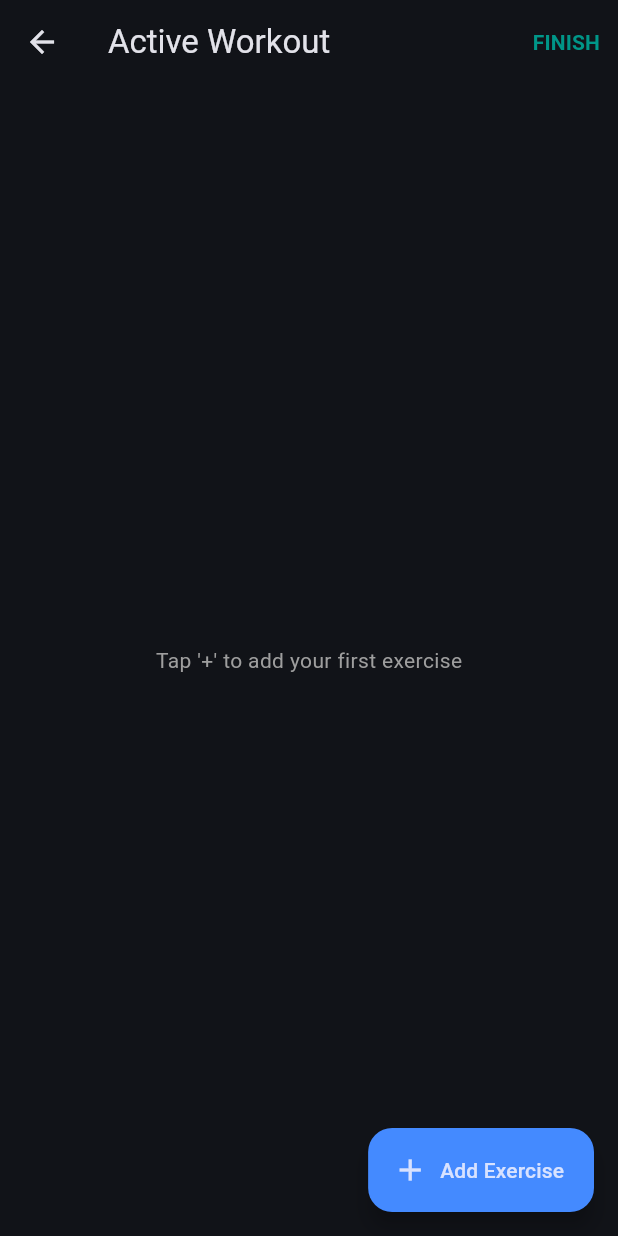
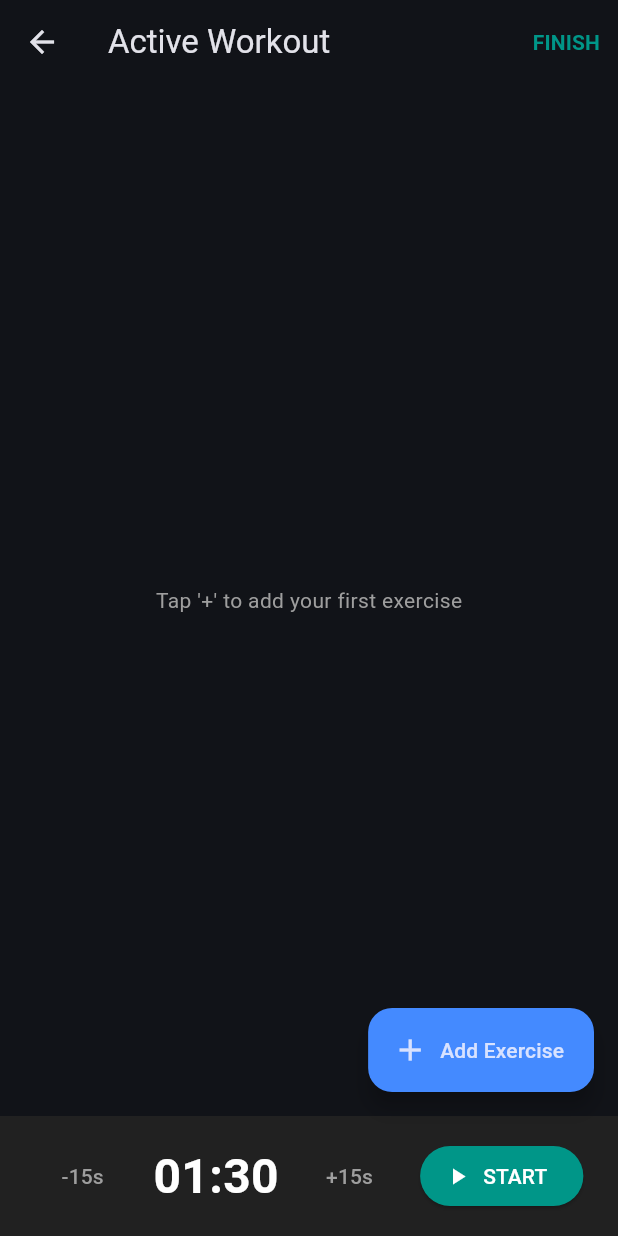
Before and after one commit to PeriKor19008/gym-tracker-app, a Flutter app: the ActiveWorkoutScreen screen opened directly, on a phone screen of 412 x 824 dp. Run offline on Flutter 3.47's test engine with Material 3 defaults, Android fonts, the light colour scheme and no system bars; our stand-ins replace fl_chart, sqflite; accounts and stored records are empty.

Commit message:
clock added

```diff
--- a/gym_tracker/lib/active_workout.dart
+++ b/gym_tracker/lib/active_workout.dart
@@ -1,9 +1,9 @@
 import 'package:flutter/material.dart';
 import 'package:flutter/services.dart';
+import 'dart:async'; // --- NEW: Required for the Timer ---
 import 'exercise_library.dart';
 import 'database_helper.dart';
 
-// Data model for a single set
 // Data model for a single set
 class WorkoutSet {
   TextEditingController weightController = TextEditingController();
@@ -14,22 +14,13 @@ class WorkoutSet {
 // Data model for an exercise added to the workout
 class ActiveExercise {
   final Map<String, dynamic> exerciseData;
-  List<WorkoutSet> sets = []; // Will be populated dynamically based on targets
+  List<WorkoutSet> sets = [WorkoutSet()];
 
-  ActiveExercise(this.exerciseData, {int targetSets = 3, int targetReps = 10}) {
-    // Automatically generate rows matching the target set count, pre-filling reps!
-    int setsCount = targetSets > 0 ? targetSets : 3;
-    String defaultReps = targetReps > 0 ? targetReps.toString() : '';
+  ActiveExercise(this.exerciseData);
+}
 
-    for (int i = 0; i < setsCount; i++) {
-      var workoutSet = WorkoutSet();
-      workoutSet.repsController.text = defaultReps; // Pre-fill target reps
-      sets.add(workoutSet);
-    }
-  }
-}
 class ActiveWorkoutScreen extends StatefulWidget {
-  final int? sessionId; // Optional session ID passed from a routine
+  final int? sessionId;
   const ActiveWorkoutScreen({super.key, this.sessionId});
 
   @override
@@ -39,30 +30,76 @@ class ActiveWorkoutScreen extends StatefulWidget {
 class _ActiveWorkoutScreenState extends State<ActiveWorkoutScreen> {
   final List<ActiveExercise> _workoutExercises = [];
 
+  // --- NEW: Timer State Variables ---
+  Timer? _restTimer;
+  int _restSeconds = 90; // Default rest time: 1m 30s
+  bool _isTimerRunning = false;
+
   @override
   void initState() {
     super.initState();
-    // If a sessionId was passed from a program, load those exercises automatically!
     if (widget.sessionId != null) {
       _loadRoutineExercises();
     }
   }
 
-  // Load pre-configured exercises from the template session
+  // --- NEW: Clean up the timer when leaving the screen ---
+  @override
+  void dispose() {
+    _restTimer?.cancel();
+    super.dispose();
+  }
+
+  // --- NEW: Timer Logic Methods ---
+  void _startTimer() {
+    if (_restTimer != null) _restTimer!.cancel();
+    setState(() => _isTimerRunning = true);
+
+    _restTimer = Timer.periodic(const Duration(seconds: 1), (timer) {
+      setState(() {
+        if (_restSeconds > 0) {
+          _restSeconds--;
+        } else {
+          _stopTimer();
+          // Optional: Add haptic feedback or a sound here later!
+        }
+      });
+    });
+  }
+
+  void _stopTimer() {
+    _restTimer?.cancel();
+    setState(() => _isTimerRunning = false);
+  }
+
+  void _resetTimer(int seconds) {
+    _stopTimer();
+    setState(() => _restSeconds = seconds);
+  }
+
+  void _adjustTimer(int seconds) {
+    setState(() {
+      _restSeconds += seconds;
+      if (_restSeconds < 0) _restSeconds = 0;
+    });
+  }
+
+  String _formatTime(int totalSeconds) {
+    int m = totalSeconds ~/ 60;
+    int s = totalSeconds % 60;
+    return '${m.toString().padLeft(2, '0')}:${s.toString().padLeft(2, '0')}';
+  }
+  // --------------------------------
+
   Future<void> _loadRoutineExercises() async {
     final exercisesData = await DatabaseHelper.instance.getSessionExercises(widget.sessionId!);
     setState(() {
       for (var exData in exercisesData) {
-        int tSets = int.tryParse(exData['target_sets']?.toString() ?? '3') ?? 3;
-        int tReps = int.tryParse(exData['target_reps']?.toString() ?? '10') ?? 10;
-
-        // Pass the targets into the ActiveExercise so it builds the correct number of rows
-        _workoutExercises.add(ActiveExercise(exData, targetSets: tSets, targetReps: tReps));
+        _workoutExercises.add(ActiveExercise(exData));
       }
     });
   }
 
-  // Launch library and wait for user to select an exercise
   Future<void> _addExercise() async {
     final selectedExercise = await Navigator.push(
       context,
@@ -93,7 +130,7 @@ class _ActiveWorkoutScreenState extends State<ActiveWorkoutScreen> {
 
       if (completedSets.isNotEmpty) {
         exercisesToSave.add({
-          'exercise_id': activeEx.exerciseData['id'],
+          'exercise_id': activeEx.exerciseData['id'] ?? activeEx.exerciseData['exercise_id'],
           'sets': completedSets,
         });
       }
@@ -104,18 +141,13 @@ class _ActiveWorkoutScreenState extends State<ActiveWorkoutScreen> {
       return;
     }
 
-    // Try to save, but catch any SQLite errors and show them on screen
     try {
       await DatabaseHelper.instance.saveWorkoutSession(exercisesToSave);
       if (mounted) Navigator.pop(context);
     } catch (e) {
       if (mounted) {
         ScaffoldMessenger.of(context).showSnackBar(
-          SnackBar(
-            content: Text('Database Error: $e'),
-            backgroundColor: Colors.red,
-            duration: const Duration(seconds: 4),
-          ),
+          SnackBar(content: Text('Database Error: $e'), backgroundColor: Colors.red),
         );
       }
     }
@@ -137,12 +169,47 @@ class _ActiveWorkoutScreenState extends State<ActiveWorkoutScreen> {
       body: _workoutExercises.isEmpty
           ? const Center(child: Text("Tap '+' to add your first exercise", style: TextStyle(color: Colors.grey)))
           : ListView.builder(
-        padding: const EdgeInsets.only(bottom: 80), // Space for floating button
+        padding: const EdgeInsets.only(bottom: 16),
         itemCount: _workoutExercises.length,
         itemBuilder: (context, exerciseIndex) {
           final activeExercise = _workoutExercises[exerciseIndex];
           return _buildExerciseCard(activeExercise);
         },
+      ),
+      // --- NEW: Persistent Rest Timer Banner ---
+      bottomNavigationBar: BottomAppBar(
+        color: Colors.grey[900],
+        padding: const EdgeInsets.symmetric(horizontal: 8.0, vertical: 8.0),
+        child: Row(
+          mainAxisAlignment: MainAxisAlignment.spaceEvenly,
+          children: [
+            TextButton(
+              onPressed: () => _adjustTimer(-15),
+              child: const Text('-15s', style: TextStyle(color: Colors.grey)),
+            ),
+            Text(
+              _formatTime(_restSeconds),
+              style: TextStyle(
+                fontSize: 32,
+                fontWeight: FontWeight.bold,
+                // Glows teal when running
+                color: _isTimerRunning ? Colors.tealAccent : Colors.white,
+              ),
+            ),
+            TextButton(
+              onPressed: () => _adjustTimer(15),
+              child: const Text('+15s', style: TextStyle(color: Colors.grey)),
+            ),
+            ElevatedButton.icon(
+              onPressed: _isTimerRunning ? _stopTimer : _startTimer,
+              icon: Icon(_isTimerRunning ? Icons.pause : Icons.play_arrow, color: Colors.white),
+              label: Text(_isTimerRunning ? 'PAUSE' : 'START', style: const TextStyle(color: Colors.white)),
+              style: ElevatedButton.styleFrom(
+                backgroundColor: _isTimerRunning ? Colors.orange : Colors.teal,
+              ),
+            ),
+          ],
+        ),
       ),
       floatingActionButton: FloatingActionButton.extended(
         onPressed: _addExercise,
@@ -150,6 +217,8 @@ class _ActiveWorkoutScreenState extends State<ActiveWorkoutScreen> {
         label: const Text('Add Exercise'),
         backgroundColor: Colors.blueAccent,
       ),
+      // Move FAB up slightly so it doesn't overlap the timer
+      floatingActionButtonLocation: FloatingActionButtonLocation.endFloat,
     );
   }
 
@@ -163,14 +232,11 @@ class _ActiveWorkoutScreenState extends State<ActiveWorkoutScreen> {
         child: Column(
           crossAxisAlignment: CrossAxisAlignment.stretch,
           children: [
-            // Header: Exercise Name
             Text(
               activeExercise.exerciseData['name'] ?? 'Exercise',
               style: const TextStyle(fontSize: 18, fontWeight: FontWeight.bold, color: Colors.blueAccent),
             ),
             const SizedBox(height: 12),
-
-            // Table Headers
             const Row(
               children: [
                 SizedBox(width: 40, child: Text('Set', style: TextStyle(color: Colors.grey, fontWeight: FontWeight.bold))),
@@ -181,7 +247,6 @@ class _ActiveWorkoutScreenState extends State<ActiveWorkoutScreen> {
             ),
             const Divider(color: Colors.grey),
 
-            // Dynamic Rows for Sets
             ...List.generate(activeExercise.sets.length, (setIndex) {
               final workoutSet = activeExercise.sets[setIndex];
               return Padding(
@@ -189,8 +254,6 @@ class _ActiveWorkoutScreenState extends State<ActiveWorkoutScreen> {
                 child: Row(
                   children: [
                     SizedBox(width: 40, child: Text('${setIndex + 1}', style: const TextStyle(fontWeight: FontWeight.bold))),
-
-                    // Weight Input
                     Expanded(
                       child: Container(
                         margin: const EdgeInsets.symmetric(horizontal: 8),
@@ -207,8 +270,6 @@ class _ActiveWorkoutScreenState extends State<ActiveWorkoutScreen> {
                         ),
                       ),
                     ),
-
-                    // Reps Input
                     Expanded(
                       child: Container(
                         margin: const EdgeInsets.symmetric(horizontal: 8),
@@ -225,8 +286,6 @@ class _ActiveWorkoutScreenState extends State<ActiveWorkoutScreen> {
                         ),
                       ),
                     ),
-
-                    // Checkbox
                     SizedBox(
                       width: 48,
                       child: IconButton(
@@ -237,7 +296,10 @@ class _ActiveWorkoutScreenState extends State<ActiveWorkoutScreen> {
                         onPressed: () {
                           setState(() {
                             workoutSet.isCompleted = !workoutSet.isCompleted;
-                          });
+
+
+                            }
+                          );
                         },
                       ),
                     ),
@@ -245,9 +307,7 @@ class _ActiveWorkoutScreenState extends State<ActiveWorkoutScreen> {
                 ),
               );
             }),
-
             const SizedBox(height: 8),
-            // Add Set Button
             TextButton(
               onPressed: () {
                 setState(() {
```
